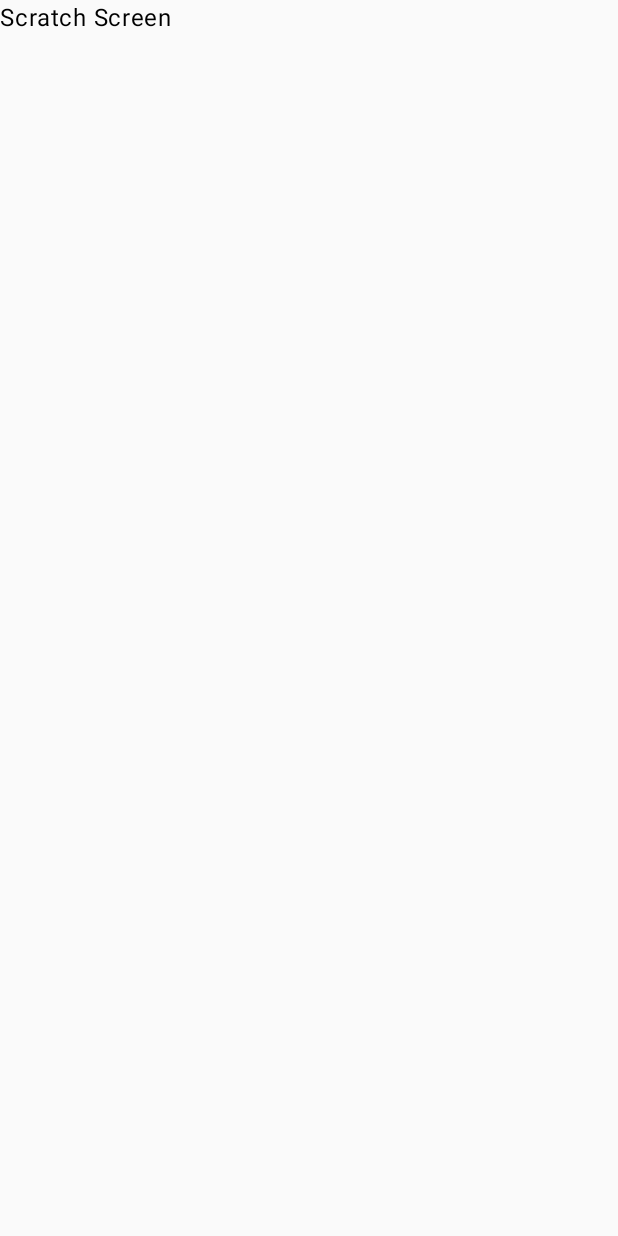
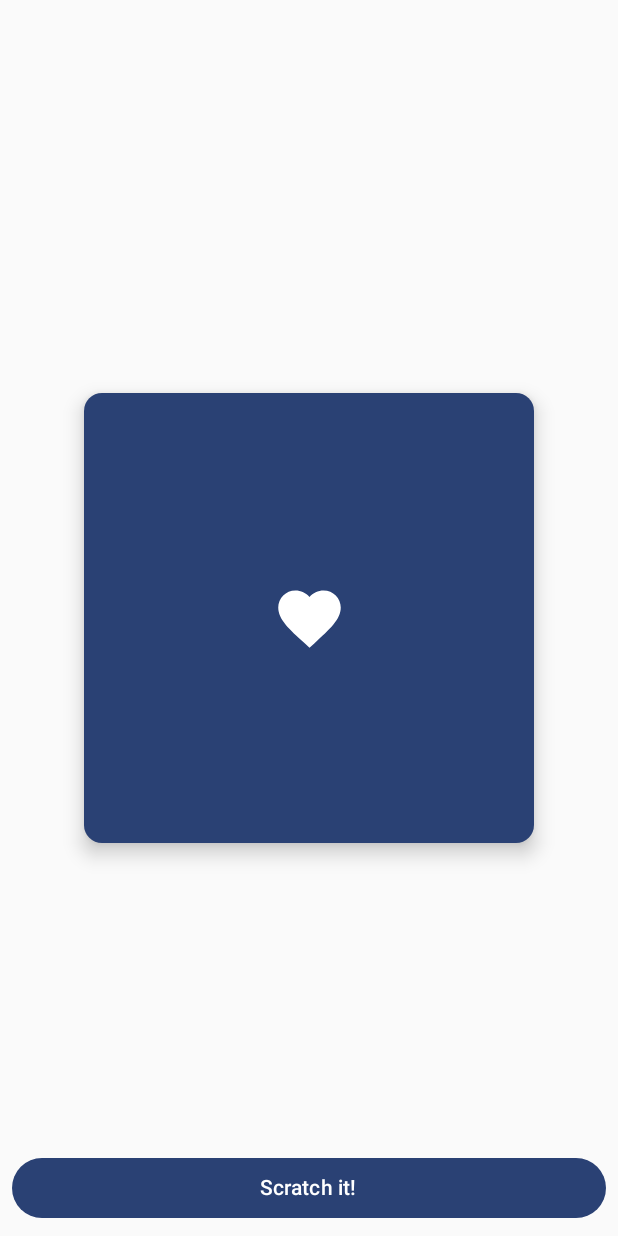
Before and after one commit to Mini849/Scratcher, an Android app built with Jetpack Compose: the ScratchScreen screen opened through its navigation route, on a phone screen of 412 x 824 dp. Before the commit the screen is almost empty. Run offline under Robolectric (Android 15) with nearby library versions, the phone set to English and light mode, and no system bars.

Commit message:
added content for main activity and scratch screen

```diff
--- a/app/src/main/AndroidManifest.xml
+++ b/app/src/main/AndroidManifest.xml
@@ -13,7 +13,7 @@
         android:theme="@style/Theme.Scratcher"
         tools:targetApi="31">
         <activity
-            android:name=".ui.activities.main.MainActivity"
+            android:name=".ui.ui.main.MainActivity"
             android:exported="true"
             android:label="@string/app_name"
             android:theme="@style/Theme.Scratcher">
--- a/app/src/main/java/com/example/scratcher/ui/activities/activation_screen/ActivationScreen.kt
+++ /dev/null
@@ -1,9 +0,0 @@
-package com.example.scratcher.ui.activities.activation_screen
-
-import androidx.compose.material3.Text
-import androidx.compose.runtime.Composable
-
-@Composable
-fun ActivationScreen() {
-    Text(text = "Activation Screen")
-}
--- a/app/src/main/java/com/example/scratcher/ui/activities/main/MainScreen.kt
+++ /dev/null
@@ -1,9 +0,0 @@
-package com.example.scratcher.ui.activities.main
-
-import androidx.compose.material3.Text
-import androidx.compose.runtime.Composable
-
-@Composable
-fun MainScreen() {
-    Text(text = "Main Screen")
-}
--- a/app/src/main/java/com/example/scratcher/ui/activities/scratch_screen/ScratchScreen.kt
+++ /dev/null
@@ -1,9 +0,0 @@
-package com.example.scratcher.ui.activities.scratch_screen
-
-import androidx.compose.material3.Text
-import androidx.compose.runtime.Composable
-
-@Composable
-fun ScratchScreen() {
-    Text(text = "Scratch Screen")
-}
--- /dev/null
+++ b/app/src/main/java/com/example/scratcher/ui/ui/activation_screen/ActivationScreen.kt
@@ -0,0 +1,10 @@
+package com.example.scratcher.ui.ui.activation_screen
+
+import androidx.compose.material3.Text
+import androidx.compose.runtime.Composable
+import androidx.navigation.NavHostController
+
+@Composable
+fun ActivationScreen(navController: NavHostController) {
+    Text(text = "Activation Screen")
+}
--- a/app/src/main/java/com/example/scratcher/ui/activities/main/MainActivity.kt
+++ b/app/src/main/java/com/example/scratcher/ui/ui/main/MainActivity.kt
@@ -1,4 +1,4 @@
-package com.example.scratcher.ui.activities.main
+package com.example.scratcher.ui.ui.main
 
 import android.os.Bundle
 import androidx.activity.ComponentActivity
--- /dev/null
+++ b/app/src/main/java/com/example/scratcher/ui/ui/main/MainScreen.kt
@@ -0,0 +1,79 @@
+package com.example.scratcher.ui.ui.main
+
+import androidx.compose.foundation.layout.Arrangement
+import androidx.compose.foundation.layout.Box
+import androidx.compose.foundation.layout.Column
+import androidx.compose.foundation.layout.Row
+import androidx.compose.foundation.layout.Spacer
+import androidx.compose.foundation.layout.fillMaxSize
+import androidx.compose.foundation.layout.fillMaxWidth
+import androidx.compose.foundation.layout.padding
+import androidx.compose.foundation.layout.size
+import androidx.compose.material.icons.Icons
+import androidx.compose.material.icons.filled.Favorite
+import androidx.compose.material3.Button
+import androidx.compose.material3.ButtonDefaults
+import androidx.compose.material3.Card
+import androidx.compose.material3.CardDefaults
+import androidx.compose.material3.Icon
+import androidx.compose.material3.MaterialTheme
+import androidx.compose.material3.Text
+import androidx.compose.runtime.Composable
+import androidx.compose.runtime.getValue
+import androidx.compose.runtime.mutableStateOf
+import androidx.compose.runtime.remember
+import androidx.compose.ui.Alignment
+import androidx.compose.ui.Modifier
+import androidx.compose.ui.graphics.Color
+import androidx.compose.ui.unit.dp
+import androidx.navigation.NavHostController
+
+@Composable
+fun MainScreen(navController: NavHostController) {
+    val cardState by remember {
+        mutableStateOf(false)
+    }
+
+    Box(Modifier.fillMaxSize()) {
+        Card(
+            Modifier
+                .align(Alignment.Center), elevation = CardDefaults.elevatedCardElevation(defaultElevation = 8.dp), colors = CardDefaults.cardColors(
+                containerColor = if (cardState) Color.White else MaterialTheme.colorScheme.primary,
+                contentColor = if (cardState) Color.Black else MaterialTheme.colorScheme.onPrimary
+            )
+        ) {
+            Column(horizontalAlignment = Alignment.CenterHorizontally, verticalArrangement = Arrangement.Center, modifier = Modifier.size(300.dp)) {
+                Icon(imageVector = Icons.Default.Favorite, contentDescription = "", Modifier.size(50.dp))
+            }
+        }
+        Row(
+            Modifier
+                .align(Alignment.BottomCenter)
+                .fillMaxWidth()
+                .padding(8.dp),
+        ) {
+
+            Button(onClick = {
+                navController.navigate(
+                    Routes.ScratchScreen
+                )
+            }, modifier = Modifier.weight(1f)) {
+                Text(text = "Scratch it!")
+            }
+
+            Spacer(modifier = Modifier.size(8.dp))
+
+            Button(
+                onClick = {
+                    navController.navigate(Routes.ActivationScreen)
+                }, modifier = Modifier.weight(1f), enabled = cardState,
+                colors = ButtonDefaults.buttonColors(
+                    disabledContentColor = Color.Gray,
+                    disabledContainerColor = Color.LightGray
+                )
+            ) {
+                Text(text = "Activate!")
+            }
+        }
+    }
+}
--- a/app/src/main/java/com/example/scratcher/ui/activities/main/Navigation.kt
+++ b/app/src/main/java/com/example/scratcher/ui/ui/main/Navigation.kt
@@ -1,12 +1,12 @@
-package com.example.scratcher.ui.activities.main
+package com.example.scratcher.ui.ui.main
 
 import androidx.compose.runtime.Composable
 import androidx.navigation.NavHostController
 import androidx.navigation.compose.NavHost
 import androidx.navigation.compose.composable
 import androidx.navigation.compose.rememberNavController
-import com.example.scratcher.ui.activities.activation_screen.ActivationScreen
-import com.example.scratcher.ui.activities.scratch_screen.ScratchScreen
+import com.example.scratcher.ui.ui.activation_screen.ActivationScreen
+import com.example.scratcher.ui.ui.scratch_screen.ScratchScreen
 import kotlinx.serialization.Serializable
 
 sealed interface Routes {
@@ -30,13 +30,13 @@ fun NavHost(navController: NavHostController = rememberNavController()) {
         startDestination = Routes.Main,
     ) {
         composable<Routes.Main> {
-            MainScreen()
+            MainScreen(navController)
         }
         composable<Routes.ActivationScreen> {
-            ActivationScreen()
+            ActivationScreen(navController)
         }
         composable<Routes.ScratchScreen> {
-            ScratchScreen()
+            ScratchScreen(navController)
         }
     }
 
--- /dev/null
+++ b/app/src/main/java/com/example/scratcher/ui/ui/scratch_screen/ScratchScreen.kt
@@ -0,0 +1,65 @@
+package com.example.scratcher.ui.ui.scratch_screen
+
+import androidx.compose.foundation.layout.Arrangement
+import androidx.compose.foundation.layout.Box
+import androidx.compose.foundation.layout.Column
+import androidx.compose.foundation.layout.Row
+import androidx.compose.foundation.layout.fillMaxSize
+import androidx.compose.foundation.layout.fillMaxWidth
+import androidx.compose.foundation.layout.padding
+import androidx.compose.foundation.layout.size
+import androidx.compose.material.icons.Icons
+import androidx.compose.material.icons.filled.Favorite
+import androidx.compose.material3.Button
+import androidx.compose.material3.Card
+import androidx.compose.material3.CardDefaults
+import androidx.compose.material3.Icon
+import androidx.compose.material3.MaterialTheme
+import androidx.compose.material3.Text
+import androidx.compose.runtime.Composable
+import androidx.compose.runtime.getValue
+import androidx.compose.runtime.mutableStateOf
+import androidx.compose.runtime.remember
+import androidx.compose.ui.Alignment
+import androidx.compose.ui.Modifier
+import androidx.compose.ui.graphics.Color
+import androidx.compose.ui.unit.dp
+import androidx.navigation.NavHostController
+import com.example.scratcher.ui.ui.main.Routes
+
+@Composable
+fun ScratchScreen(navController: NavHostController) {
+    val cardState by remember {
+        mutableStateOf(false)
+    }
+
+    Box(Modifier.fillMaxSize()) {
+        Card(
+            Modifier
+                .align(Alignment.Center), elevation = CardDefaults.elevatedCardElevation(defaultElevation = 8.dp), colors = CardDefaults.cardColors(
+                containerColor = if (cardState) Color.White else MaterialTheme.colorScheme.primary,
+                contentColor = if (cardState) Color.Black else MaterialTheme.colorScheme.onPrimary
+            )
+        ) {
+            Column(horizontalAlignment = Alignment.CenterHorizontally, verticalArrangement = Arrangement.Center, modifier = Modifier.size(300.dp)) {
+                Icon(imageVector = Icons.Default.Favorite, contentDescription = "", Modifier.size(50.dp))
+            }
+        }
+        Row(
+            Modifier
+                .align(Alignment.BottomCenter)
+                .fillMaxWidth()
+                .padding(8.dp),
+        ) {
+
+            Button(onClick = {
+                navController.navigate(
+                    Routes.ScratchScreen
+                )
+            }, modifier = Modifier.weight(1f)) {
+                Text(text = "Scratch it!")
+            }
+
+        }
+    }
+}
--- /dev/null
+++ b/app/src/main/java/com/example/scratcher/ui/ui/scratch_screen/ScratchViewModel.kt
@@ -0,0 +1,11 @@
+package com.example.scratcher.ui.ui.scratch_screen
+
+import androidx.lifecycle.ViewModel
+import dagger.hilt.android.lifecycle.HiltViewModel
+
+@HiltViewModel
+class ScratchViewModel : ViewModel() {
+
+
+
+}
```
